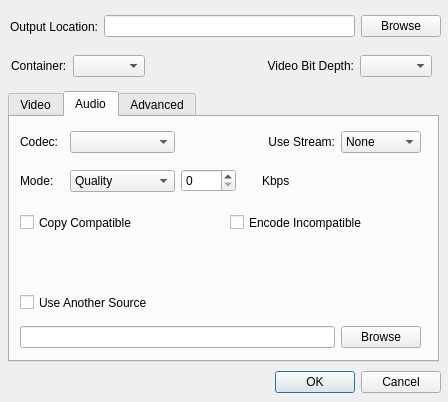
Qt form Source/configure.ui (l33tmeatwad/AMVtool) before a commit.
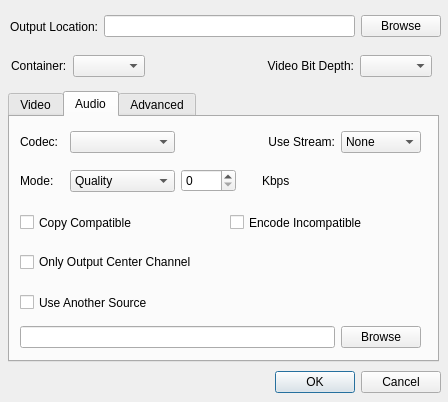
The same form after that commit. The open tabs and pages were chosen to show the change.

```diff
--- a/Source/configure.ui
+++ b/Source/configure.ui
@@ -882,6 +882,25 @@
       <string>Use Another Source</string>
      </property>
     </widget>
+    <widget class="QWidget" name="horizontalLayoutWidget_8">
+     <property name="geometry">
+      <rect>
+       <x>10</x>
+       <y>130</y>
+       <width>401</width>
+       <height>31</height>
+      </rect>
+     </property>
+     <layout class="QHBoxLayout" name="CenterOnlyLayout">
+      <item>
+       <widget class="QCheckBox" name="centerOnly">
+        <property name="text">
+         <string>Only Output Center Channel</string>
+        </property>
+       </widget>
+      </item>
+     </layout>
+    </widget>
    </widget>
    <widget class="QWidget" name="AdvSettings">
     <attribute name="title">
```
